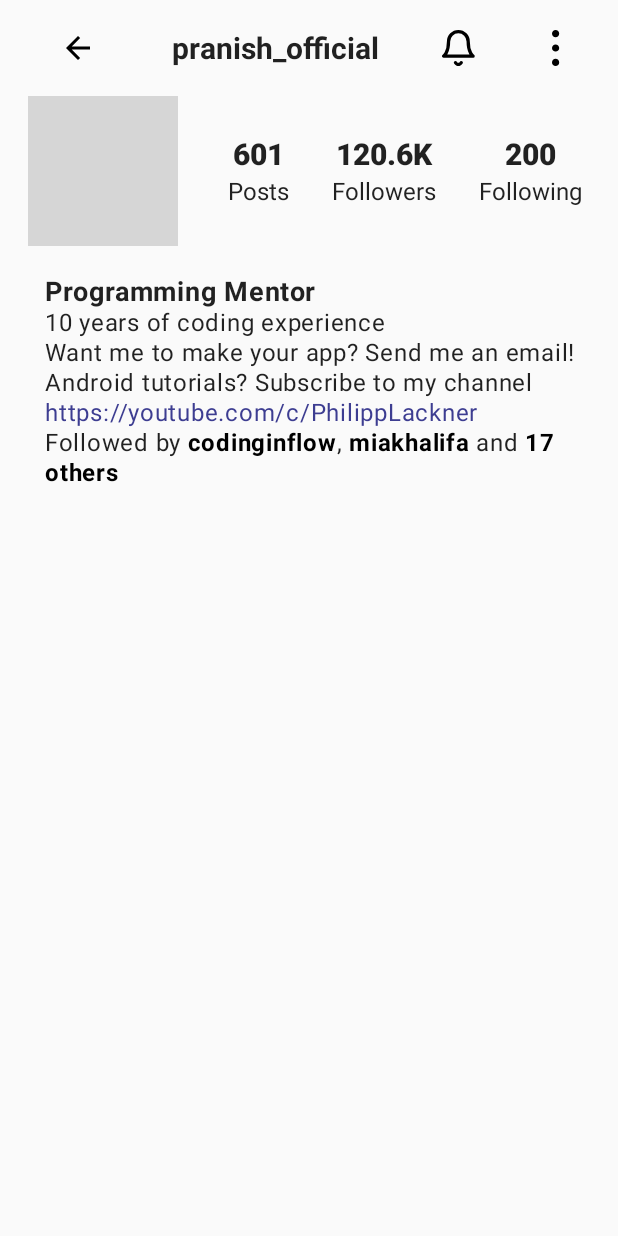
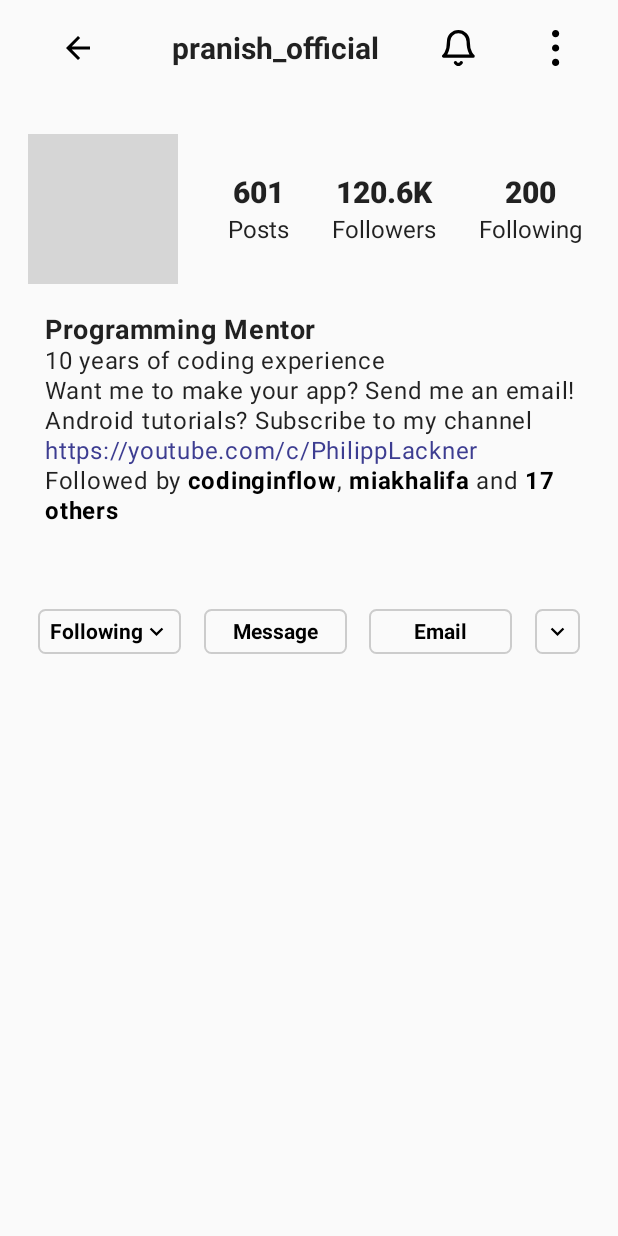
Before and after one commit to Pranishkafle6175/InstagramUiCompose, an Android app built with Jetpack Compose: the screen it shows after launch (MainActivity), on a phone screen of 412 x 824 dp. Run offline under Robolectric (Android 15) with nearby library versions, the phone set to English and light mode, and no system bars; grey boxes are pictures that could not be loaded.

Commit message:
Actions button done

```diff
--- a/app/src/main/java/com/example/instagramui/MainActivity.kt
+++ b/app/src/main/java/com/example/instagramui/MainActivity.kt
@@ -3,16 +3,24 @@ package com.example.instagramui
 import android.os.Bundle
 import androidx.activity.ComponentActivity
 import androidx.activity.compose.setContent
+import androidx.compose.foundation.background
+import androidx.compose.foundation.border
 import androidx.compose.foundation.layout.*
+import androidx.compose.foundation.shape.RoundedCornerShape
 import androidx.compose.material.Icon
 import androidx.compose.material.Text
 import androidx.compose.material.icons.Icons
 import androidx.compose.material.icons.filled.ArrowBack
+import androidx.compose.material.icons.filled.KeyboardArrowDown
 import androidx.compose.runtime.Composable
 import androidx.compose.ui.Alignment
 import androidx.compose.ui.Modifier
+import androidx.compose.ui.draw.clip
 import androidx.compose.ui.graphics.Color
+import androidx.compose.ui.graphics.painter.Painter
+import androidx.compose.ui.graphics.vector.ImageVector
 import androidx.compose.ui.res.painterResource
+import androidx.compose.ui.res.vectorResource
 import androidx.compose.ui.text.font.FontWeight
 import androidx.compose.ui.unit.dp
 import androidx.compose.ui.unit.sp
@@ -26,7 +34,11 @@ class MainActivity : ComponentActivity() {
 
                 Column(modifier = Modifier.fillMaxSize()) {
                     TopBar(name = "pranish_official",modifier = Modifier.padding(10.dp))
+                    Spacer(modifier = Modifier.height(25.dp))
                     ProfileImage()
+                    Spacer(modifier = Modifier.height(25.dp))
+                    ButtonSection(modifier = Modifier.fillMaxWidth())
+
                 }
 
             }
@@ -64,3 +76,77 @@ fun TopBar(
 
     }
 }
+
+
+//The = Modifier part provides a default value of Modifier if no explicit modifier is provided when calling the function.
+@Composable
+fun ButtonSection(modifier: Modifier=Modifier){
+
+    val minWidth=95.dp
+    val height=30.dp
+
+//    If i use modifier = Modifier.padding(10.dp) the width will be limited to the space the action
+//    button takes but when i use modifier = modifier.padding(10.dp)
+//i get fillmaxWidth with modifier from above function so using this will first fill max width and then apply padding in it .
+    Row(horizontalArrangement = Arrangement.SpaceEvenly,
+        modifier = modifier.padding(10.dp)
+        ) {
+        ActionButton(
+            text = "Following",
+            icon = Icons.Default.KeyboardArrowDown,
+            modifier = Modifier
+                .defaultMinSize(minWidth=minWidth)
+                .height(height)
+        )
+
+        ActionButton(
+            text = "Message",
+            modifier = Modifier
+                .defaultMinSize(minWidth=minWidth)
+                .height(height)
+        )
+
+        ActionButton(
+            text = "Email",
+            modifier = Modifier
+                .defaultMinSize(minWidth=minWidth)
+                .height(height)
+        )
+
+        ActionButton(
+            icon = Icons.Default.KeyboardArrowDown,
+            modifier = Modifier
+                .size(height)
+        )
+    }
+
+}
+
+@Composable
+fun ActionButton(
+    text:String?=null,
+    icon:ImageVector?=null,
+    modifier: Modifier=Modifier
+){
+    Row(
+        horizontalArrangement = Arrangement.Center,
+        verticalAlignment = Alignment.CenterVertically,
+        modifier=modifier.border(1.dp, color = Color.LightGray, shape = RoundedCornerShape(5.dp))
+            .padding(6.dp)
+
+    ){
+        if(text!=null){
+          Text(text = text,
+              color = Color.Black, fontWeight = FontWeight.Bold,
+              fontSize = 14.sp
+              )
+        }
+        if(icon!=null){
+            Icon(imageVector = icon,
+                contentDescription = null,
+                tint = Color.Black
+                )
+        }
+    }
+
+}
```
